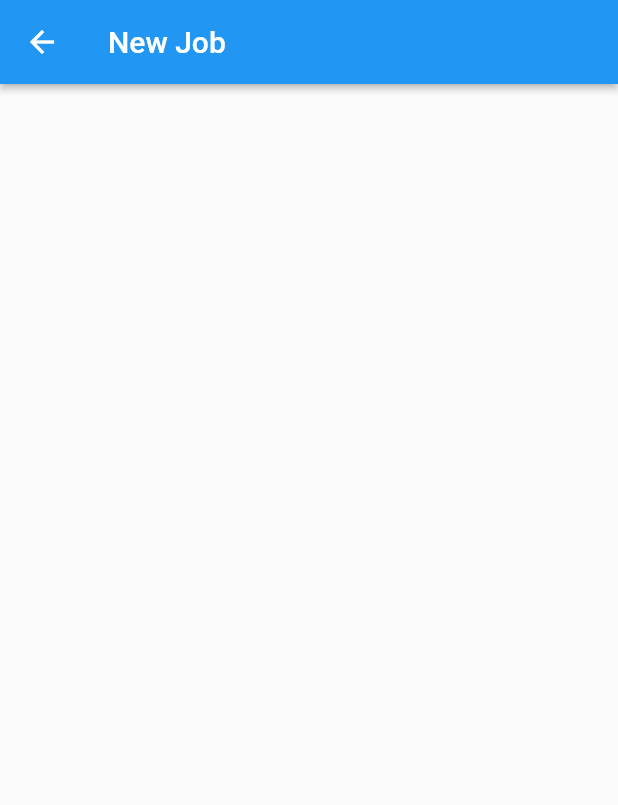
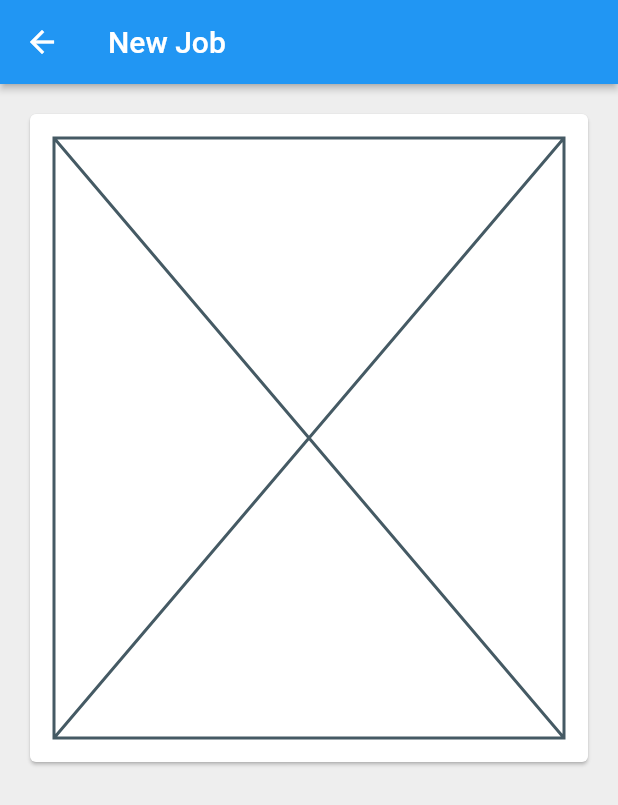
Before and after one commit to fabuloussTeam/Time-Tracker-App, a Flutter app: the AddJobPage screen opened directly, on a phone screen of 412 x 824 dp. Shown: the top 805 px of the screen. Run offline on Flutter 3.47's test engine with Material 2 defaults, Android fonts, the phone set to English and light mode, and no system bars; our stand-ins replace cloud_firestore, firebase_auth, firebase_core, google_sign_in; missing offline and left inert: flutter_facebook_auth, flutter_login_facebook; accounts and stored records are empty.

Commit message:
Mise en place dela page du formulaire avec un place holder

```diff
--- a/lib/app/home/jobs/add_jobs_page.dart
+++ b/lib/app/home/jobs/add_jobs_page.dart
@@ -23,6 +23,18 @@ class _AddJobPageState extends State<AddJobPage> {
         elevation: 2.0,
         title: Text("New Job"),
       ),
+      backgroundColor: Colors.grey[200],
+      body: SingleChildScrollView(
+        child: Padding(
+          padding: EdgeInsets.all(16.0),
+          child: Card(
+            child: Padding(
+              padding: EdgeInsets.all(16.0),
+              child: Placeholder(),
+            ),
+          ),
+        ),
+      ),
     );
   }
 }
```
